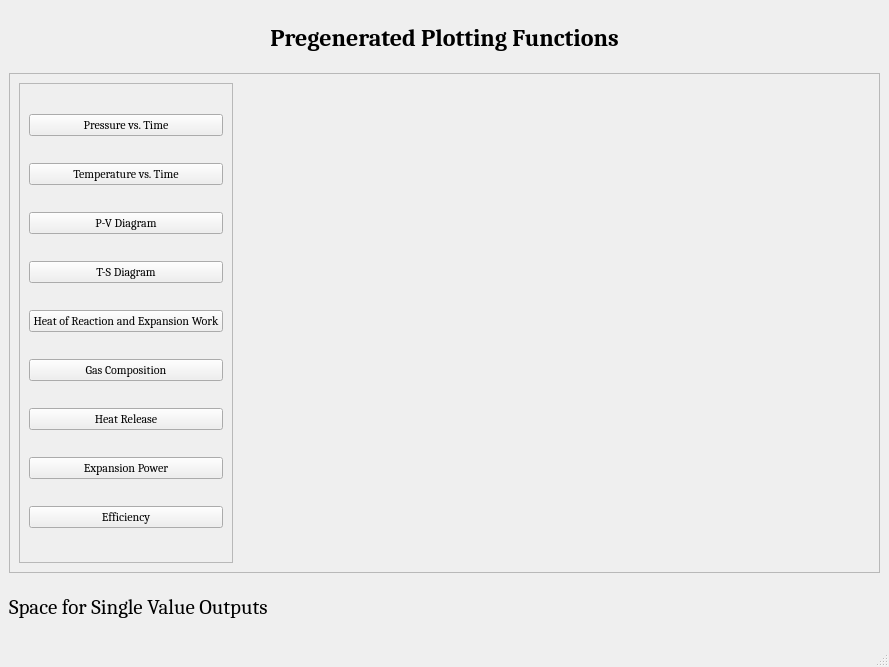
The window that PregenPlotsWindow.ui (bfelson/Engine-Simulator) describes before a commit, drawn with Qt 5.
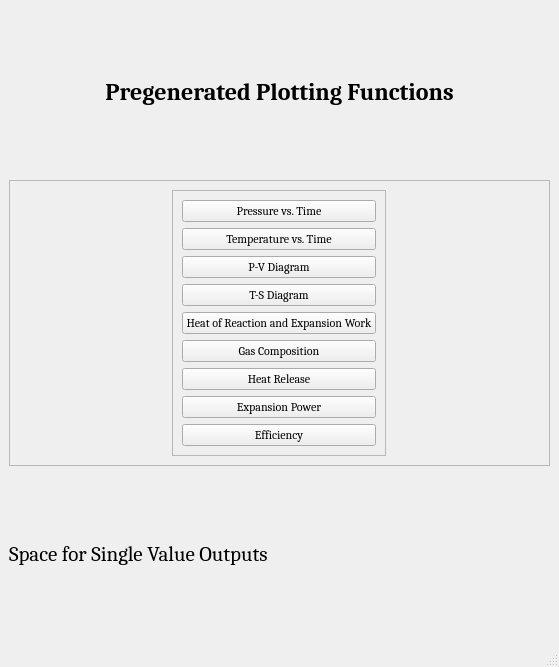
The same window after the commit. Custom widgets are drawn as their Qt base class.

Commit message: GUI, buttons, plots all work!

What changed in the file:
```diff
--- a/PregenPlotsWindow.ui
+++ b/PregenPlotsWindow.ui
@@ -6,10 +6,16 @@
    <rect>
     <x>0</x>
     <y>0</y>
-    <width>889</width>
+    <width>559</width>
     <height>667</height>
    </rect>
   </property>
+  <property name="sizePolicy">
+   <sizepolicy hsizetype="Minimum" vsizetype="Minimum">
+    <horstretch>0</horstretch>
+    <verstretch>0</verstretch>
+   </sizepolicy>
+  </property>
   <property name="windowTitle">
    <string>MainWindow</string>
   </property>
@@ -177,16 +183,6 @@
          </layout>
         </widget>
        </item>
-       <item>
-        <widget class="matplotlibWidget" name="matplotlibWidget" native="true">
-         <property name="minimumSize">
-          <size>
-           <width>480</width>
-           <height>480</height>
-          </size>
-         </property>
-        </widget>
-       </item>
       </layout>
      </widget>
     </item>
@@ -217,17 +213,6 @@
   </widget>
   <widget class="QStatusBar" name="statusbar"/>
  </widget>
- <customwidgets>
-  <customwidget>
-   <class>matplotlibWidget</class>
-   <extends>QWidget</extends>
-   <header>matplotlibwidget.h</header>
-   <container>1</container>
-   <slots>
-    <slot>plot_ca_pressure()</slot>
-   </slots>
-  </customwidget>
- </customwidgets>
  <resources/>
  <connections>
   <connection>
```
Left out of the diff: 150 changed lines with no effect on the pictures. The commit also changes 16 other files.
